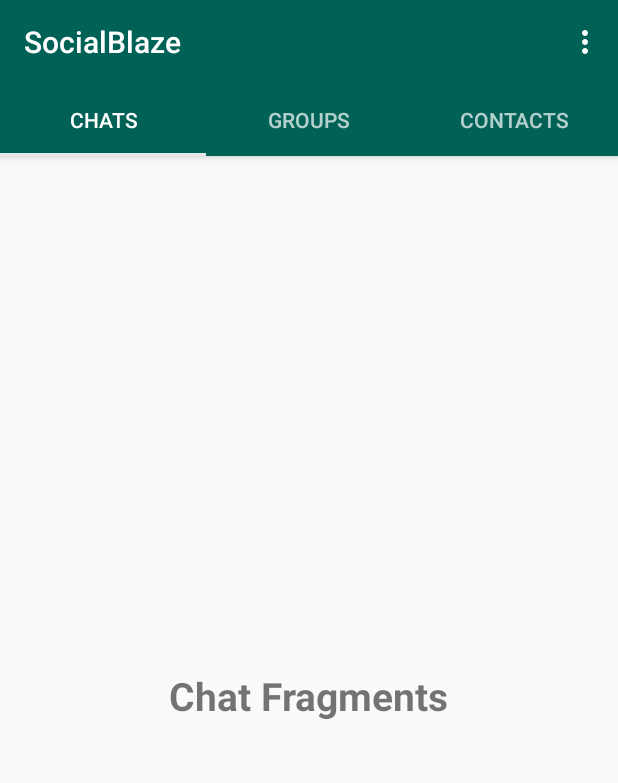
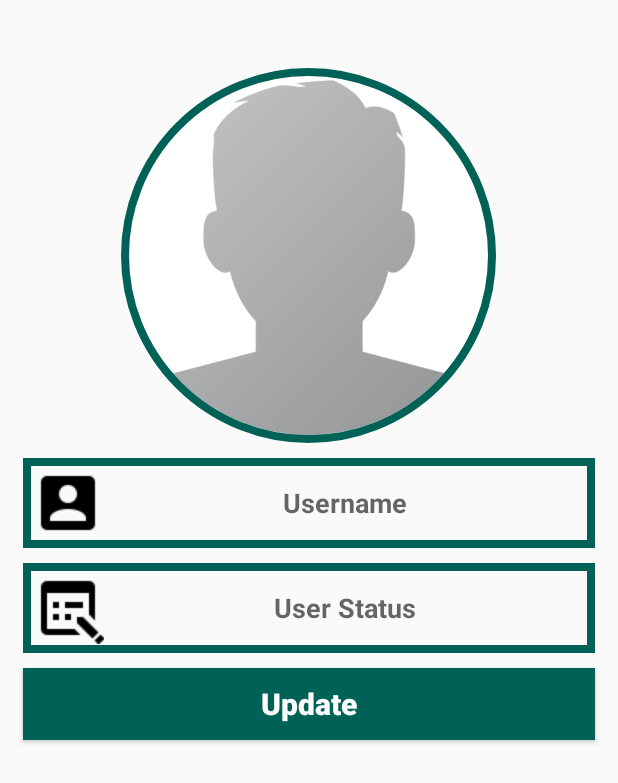
Before and after one commit to sumitdnath/SocialBlaze, an Android app: the screen it shows after launch once a user with an empty profile is signed in (MainActivity before the commit, SettingsActivity after it), in the options menu, after a tap on "Settings", on a phone screen of 412 x 824 dp. Shown: the top 783 px of the screen. Run offline under Robolectric (Android 15) with nearby library versions, the phone set to English and light mode, and no system bars; our stand-ins replace CircleImageView, Firebase (no records; nobody signed in at launch, a user with empty details on screens opened directly).

Commit message:
Settings Menu is created

```diff
--- a/app/build.gradle
+++ b/app/build.gradle
@@ -28,6 +28,7 @@ dependencies {
     implementation 'com.google.firebase:firebase-auth:19.2.0'
     implementation 'com.google.firebase:firebase-database:19.2.0'
     implementation 'com.google.firebase:firebase-storage:19.1.0'
+    implementation 'de.hdodenhof:circleimageview:3.1.0'
     implementation 'androidx.legacy:legacy-support-v4:1.0.0'
     testImplementation 'junit:junit:4.13'
     androidTestImplementation 'androidx.test.ext:junit:1.1.1'
--- a/app/src/main/AndroidManifest.xml
+++ b/app/src/main/AndroidManifest.xml
@@ -2,9 +2,7 @@
 <manifest xmlns:android="http://schemas.android.com/apk/res/android"
     package="com.example.socialblaze">
 
-    <uses-permission android:name="android.permission.INTERNET">
-
-    </uses-permission>
+    <uses-permission android:name="android.permission.INTERNET"></uses-permission>
 
     <application
         android:allowBackup="true"
@@ -13,7 +11,8 @@
         android:roundIcon="@mipmap/ic_launcher_round"
         android:supportsRtl="true"
         android:theme="@style/AppTheme">
-        <activity android:name=".RegisterActivity"></activity>
+        <activity android:name=".SettingsActivity"></activity>
+        <activity android:name=".RegisterActivity" />
         <activity android:name=".LoginActivity" />
         <activity android:name=".MainActivity">
             <intent-filter>
--- a/app/src/main/java/com/example/socialblaze/MainActivity.java
+++ b/app/src/main/java/com/example/socialblaze/MainActivity.java
@@ -58,11 +58,7 @@ public class MainActivity extends AppCompatActivity {
         super.onStart();
     }
 
-    private void SendUserToLoginActivity() {
 
-        Intent loginIntent = new Intent(MainActivity.this,LoginActivity.class);
-        startActivity(loginIntent);
-    }
 
     @Override
     public boolean onCreateOptionsMenu(Menu menu)
@@ -87,6 +83,8 @@ public class MainActivity extends AppCompatActivity {
         if (item.getItemId() == R.id.main_settings_option){
 
 
+        SendUserToSettingsActivity();
+
         }
         if (item.getItemId() == R.id.main_find_friends_option){
 
@@ -96,4 +94,16 @@ public class MainActivity extends AppCompatActivity {
 
         return  true;
     }
+
+    private void SendUserToLoginActivity() {
+
+        Intent loginIntent = new Intent(MainActivity.this,LoginActivity.class);
+        startActivity(loginIntent);
+    }
+
+    private void SendUserToSettingsActivity() {
+
+        Intent settingsIntent = new Intent(MainActivity.this,SettingsActivity.class);
+        startActivity(settingsIntent);
+    }
 }
--- /dev/null
+++ b/app/src/main/java/com/example/socialblaze/SettingsActivity.java
@@ -0,0 +1,34 @@
+package com.example.socialblaze;
+
+import androidx.appcompat.app.AppCompatActivity;
+
+import android.os.Bundle;
+import android.widget.Button;
+import android.widget.EditText;
+import android.widget.TextView;
+
+import de.hdodenhof.circleimageview.CircleImageView;
+
+public class SettingsActivity extends AppCompatActivity {
+
+    private Button updateAccountSettings;
+    private EditText userName, userStatus;
+    private CircleImageView  userProfileImage;
+
+    @Override
+    protected void onCreate(Bundle savedInstanceState) {
+        super.onCreate(savedInstanceState);
+        setContentView(R.layout.activity_settings);
+
+        InitializeFeilds();
+
+    }
+
+    private void InitializeFeilds()
+    {
+        updateAccountSettings = (Button) findViewById(R.id.update_settings_button);
+        userName = (EditText) findViewById(R.id.set_user_name);
+        userStatus = (EditText) findViewById(R.id.set_profile_status);
+        userProfileImage = (CircleImageView) findViewById(R.id.set_profile_image);
+    }
+}
--- /dev/null
+++ b/app/src/main/res/layout/activity_settings.xml
@@ -0,0 +1,73 @@
+<?xml version="1.0" encoding="utf-8"?>
+<RelativeLayout
+    xmlns:android="http://schemas.android.com/apk/res/android"
+    xmlns:app="http://schemas.android.com/apk/res-auto"
+    xmlns:tools="http://schemas.android.com/tools"
+    android:layout_width="match_parent"
+    android:layout_height="match_parent"
+    tools:context=".SettingsActivity">
+
+    <de.hdodenhof.circleimageview.CircleImageView
+        xmlns:app="http://schemas.android.com/apk/res-auto"
+        android:id="@+id/set_profile_image"
+        android:layout_width="250dp"
+        android:layout_height="250dp"
+        android:layout_alignParentTop="true"
+        android:layout_centerHorizontal="true"
+        android:layout_marginTop="45dp"
+        android:src="@drawable/profile_image"
+        app:civ_border_width="5dp"
+        app:civ_border_color="@color/colorPrimary"/>
+
+    <EditText
+        android:id="@+id/set_user_name"
+        android:layout_width="match_parent"
+        android:layout_height="wrap_content"
+        android:layout_below="@id/set_profile_image"
+        android:inputType="textMultiLine"
+        android:hint="Username"
+        android:textAlignment="center"
+        android:drawableStart="@drawable/edit_profile"
+        android:textColor="@color/colorPrimaryDark"
+        android:textStyle="bold"
+        android:background="@drawable/inputs"
+        android:layout_marginStart="15dp"
+        android:layout_marginEnd="15dp"
+        android:padding="6dp"
+        android:layout_marginTop="10dp"/>
+
+    <EditText
+        android:id="@+id/set_profile_status"
+        android:layout_width="match_parent"
+        android:layout_height="wrap_content"
+        android:layout_below="@id/set_user_name"
+        android:inputType="textMultiLine"
+        android:hint="User Status"
+        android:textAlignment="center"
+        android:drawableStart="@drawable/edit_status"
+        android:textColor="@color/colorPrimaryDark"
+        android:textStyle="bold"
+        android:background="@drawable/inputs"
+        android:layout_marginStart="15dp"
+        android:layout_marginEnd="15dp"
+        android:padding="6dp"
+        android:layout_marginTop="10dp"/>
+    <Button
+        android:id="@+id/update_settings_button"
+        android:layout_width="match_parent"
+        android:layout_height="wrap_content"
+        android:layout_below="@id/set_profile_status"
+        android:inputType="textMultiLine"
+        android:text="Update"
+        android:textAlignment="center"
+        android:textColor="@android:color/background_light"
+        android:textStyle="bold"
+        android:background="@drawable/buttons"
+        android:layout_marginStart="15dp"
+        android:layout_marginEnd="15dp"
+        android:padding="6dp"
+        android:textAllCaps="false"
+        android:textSize="20sp"
+        android:layout_marginTop="10dp"/>
+
+</RelativeLayout>
```
